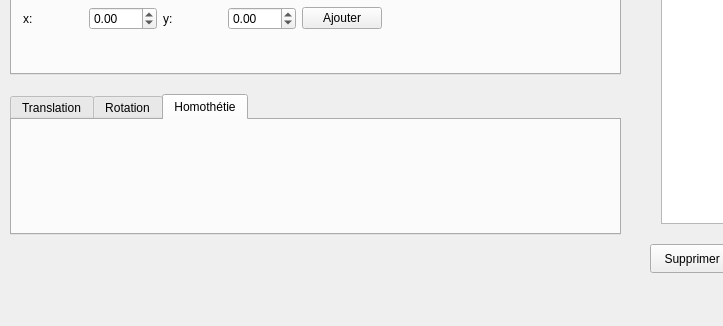
Before: the Qt Designer form src/mainwindow.ui in lesquoyb/projet_synthese, drawn with Qt 5; both pictures show x 0 to 723 and y 286 to 612 of the 1306 by 612 pixel window.
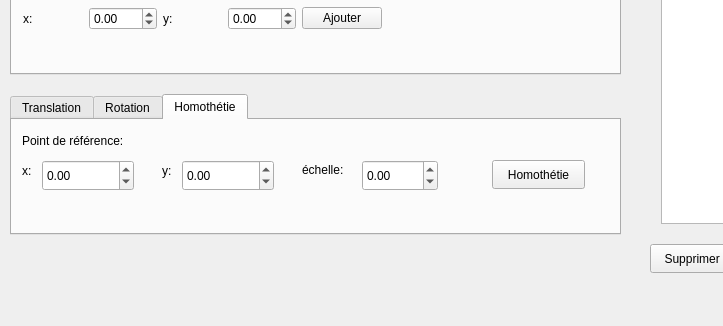
After: the same form once the commit is applied. The open tabs and pages were chosen to show the change. Icons and pictures are not drawn.

```diff
--- a/src/mainwindow.ui
+++ b/src/mainwindow.ui
@@ -1333,6 +1333,134 @@
      <attribute name="title">
       <string>Homothétie</string>
      </attribute>
+     <widget class="QDoubleSpinBox" name="hX">
+      <property name="geometry">
+       <rect>
+        <x>30</x>
+        <y>40</y>
+        <width>92</width>
+        <height>31</height>
+       </rect>
+      </property>
+      <property name="toolTip">
+       <string>coordonnées en x du point</string>
+      </property>
+      <property name="minimum">
+       <double>-990.000000000000000</double>
+      </property>
+      <property name="maximum">
+       <double>999.990000000000009</double>
+      </property>
+      <property name="singleStep">
+       <double>10.000000000000000</double>
+      </property>
+     </widget>
+     <widget class="QPushButton" name="homothetie">
+      <property name="geometry">
+       <rect>
+        <x>480</x>
+        <y>40</y>
+        <width>93</width>
+        <height>29</height>
+       </rect>
+      </property>
+      <property name="text">
+       <string>Homothétie</string>
+      </property>
+     </widget>
+     <widget class="QLabel" name="label_42">
+      <property name="geometry">
+       <rect>
+        <x>150</x>
+        <y>40</y>
+        <width>21</width>
+        <height>21</height>
+       </rect>
+      </property>
+      <property name="text">
+       <string>y: </string>
+      </property>
+     </widget>
+     <widget class="QLabel" name="label_43">
+      <property name="geometry">
+       <rect>
+        <x>10</x>
+        <y>40</y>
+        <width>21</width>
+        <height>21</height>
+       </rect>
+      </property>
+      <property name="text">
+       <string>x: </string>
+      </property>
+     </widget>
+     <widget class="QLabel" name="label_44">
+      <property name="geometry">
+       <rect>
+        <x>10</x>
+        <y>10</y>
+        <width>131</width>
+        <height>21</height>
+       </rect>
+      </property>
+      <property name="text">
+       <string>Point de référence:</string>
+      </property>
+     </widget>
+     <widget class="QDoubleSpinBox" name="hY">
+      <property name="geometry">
+       <rect>
+        <x>170</x>
+        <y>40</y>
+        <width>92</width>
+        <height>31</height>
+       </rect>
+      </property>
+      <property name="toolTip">
+       <string>coordonnées en x du point</string>
+      </property>
+      <property name="minimum">
+       <double>-990.000000000000000</double>
+      </property>
+      <property name="maximum">
+       <double>999.990000000000009</double>
+      </property>
+      <property name="singleStep">
+       <double>10.000000000000000</double>
+      </property>
+     </widget>
+     <widget class="QDoubleSpinBox" name="scale">
+      <property name="geometry">
+       <rect>
+        <x>350</x>
+        <y>40</y>
+        <width>76</width>
+        <height>31</height>
+       </rect>
+      </property>
+      <property name="minimum">
+       <double>-999.000000000000000</double>
+      </property>
+      <property name="maximum">
+       <double>999.000000000000000</double>
+      </property>
+      <property name="singleStep">
+       <double>0.100000000000000</double>
+      </property>
+     </widget>
+     <widget class="QLabel" name="label_45">
+      <property name="geometry">
+       <rect>
+        <x>290</x>
+        <y>40</y>
+        <width>61</width>
+        <height>20</height>
+       </rect>
+      </property>
+      <property name="text">
+       <string>échelle:</string>
+      </property>
+     </widget>
     </widget>
    </widget>
    <widget class="QPushButton" name="sauver">
```
Left out of the diff: 229 changed lines with no effect on the pictures.
